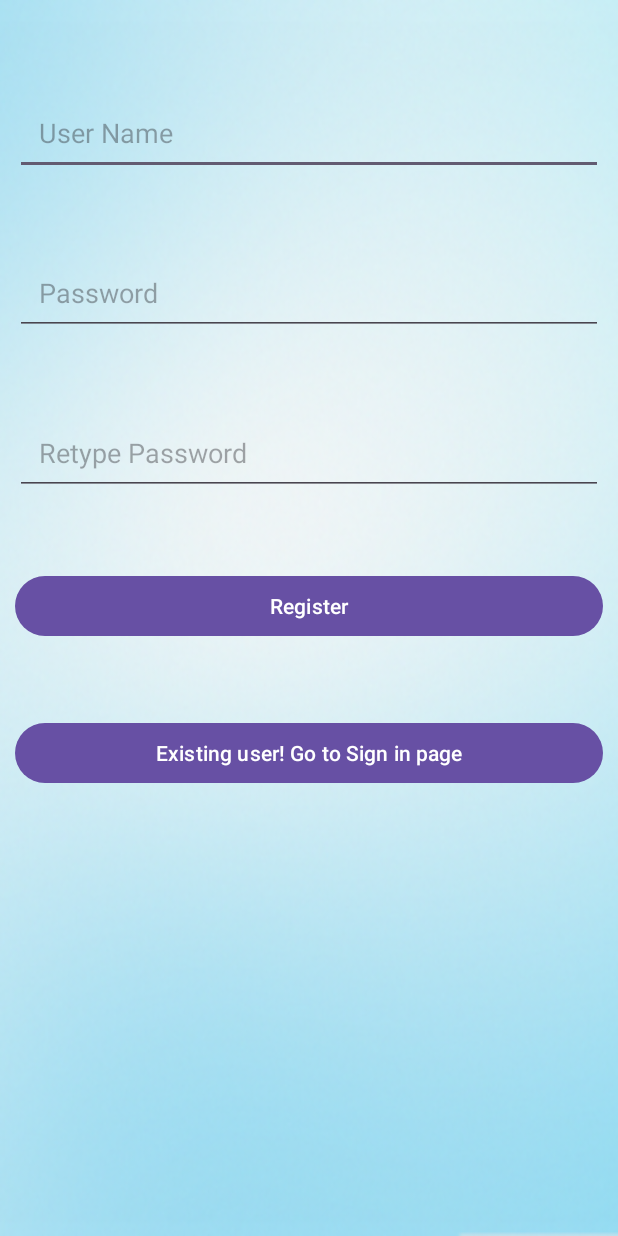
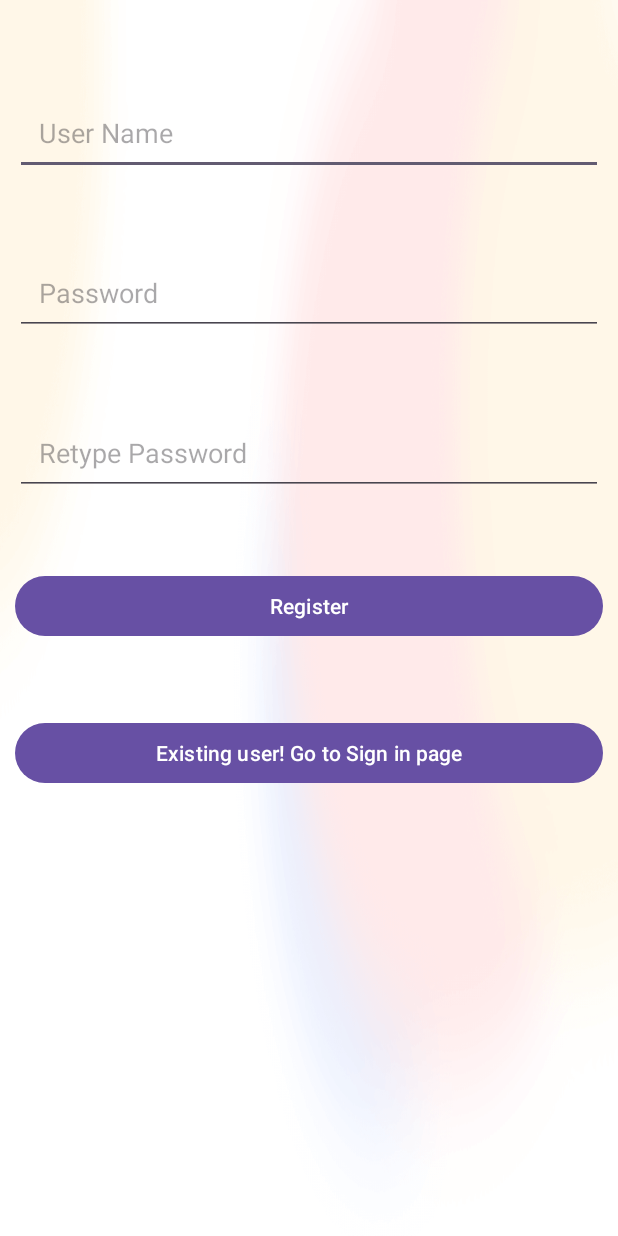
Before and after one commit to suraj741994/SLOWEat-Android, an Android app: the screen it shows after launch (MainActivity), on a phone screen of 412 x 824 dp. Run offline under Robolectric (Android 15) with nearby library versions, the phone set to English and light mode, and no system bars.

Commit message:
First Commit

```diff
--- a/app/src/main/res/layout/activity_login.xml
+++ b/app/src/main/res/layout/activity_login.xml
@@ -6,7 +6,7 @@
     android:layout_height="match_parent"
     android:padding="10dp"
     tools:context=".LoginActivity"
-    android:background="@drawable/background">
+    android:background="@drawable/herobg">
 
     <EditText
         android:id="@+id/username1"
--- a/app/src/main/res/layout/activity_main.xml
+++ b/app/src/main/res/layout/activity_main.xml
@@ -6,7 +6,7 @@
     android:layout_height="match_parent"
     android:padding="10dp"
     tools:context=".MainActivity"
-    android:background="@drawable/background">
+    android:background="@drawable/herobg">
 
     <EditText
         android:id="@+id/username"
--- a/app/src/main/res/layout/activity_payment.xml
+++ b/app/src/main/res/layout/activity_payment.xml
@@ -5,7 +5,7 @@
     android:layout_height="match_parent"
     xmlns:tools="http://schemas.android.com/tools"
     tools:context=".PaymentActivity"
-    android:background="@drawable/background">
+    android:background="@drawable/herobg">
 
     <!-- Back Button -->
     <Button
--- a/app/src/main/res/layout/activity_payment_success.xml
+++ b/app/src/main/res/layout/activity_payment_success.xml
@@ -2,7 +2,7 @@
 <RelativeLayout xmlns:android="http://schemas.android.com/apk/res/android"
     android:layout_width="match_parent"
     android:layout_height="match_parent"
-    android:background="@drawable/background">
+    android:background="@drawable/herobg">
 
     <TextView
         android:id="@+id/successMessageTextView"
```
